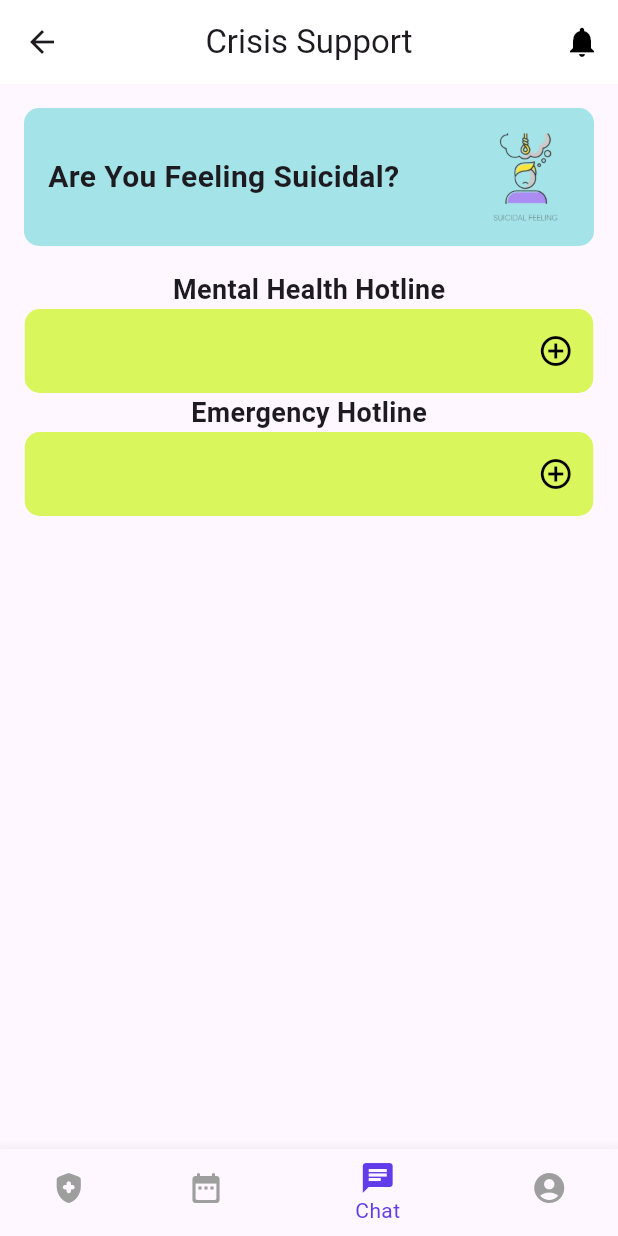
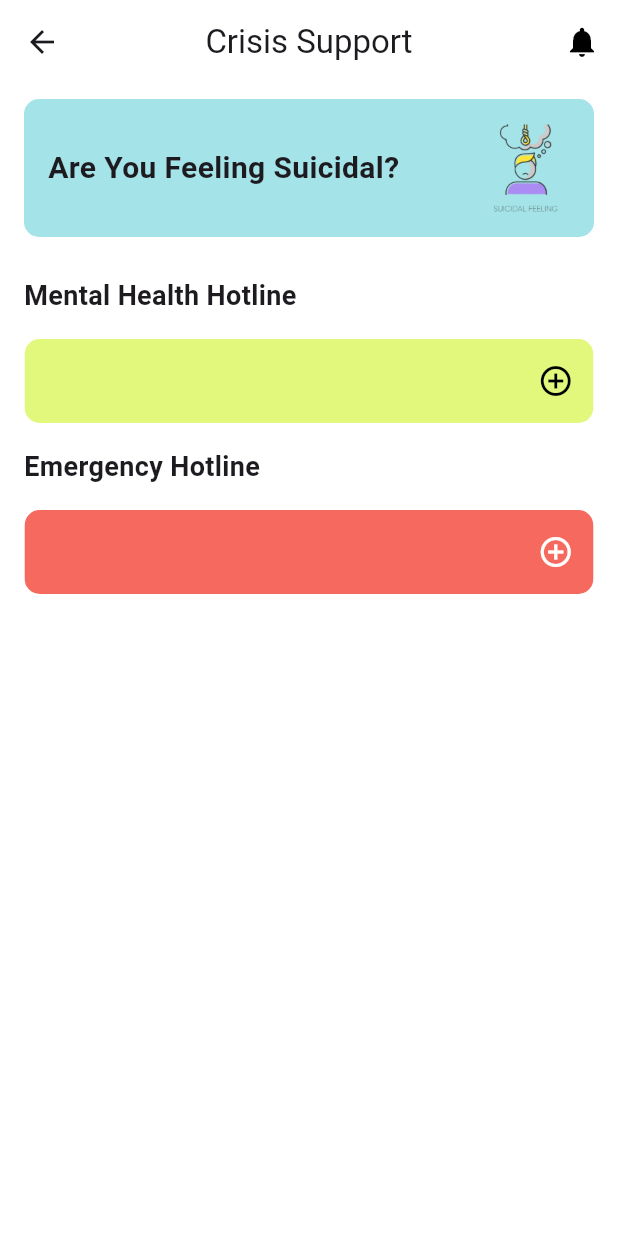
Before and after one commit to wholeGrainCat/PULSE-App, a Flutter app: the CrisisSupport screen opened directly, on a phone screen of 412 x 824 dp. Run offline on Flutter 3.47's test engine with Material 3 defaults, Android fonts, the phone set to English and light mode, and no system bars; our stand-ins replace carousel_slider, cloud_firestore, firebase_auth, firebase_core, firebase_storage, fl_chart and 7 more; missing offline and left inert: aura_box, fluentui_emoji_icon; accounts and stored records are empty.

Commit message:
admin crisis support+student dashboard update

```diff
--- a/lib/Admin/admin_dashboard.dart
+++ b/lib/Admin/admin_dashboard.dart
@@ -3,7 +3,7 @@ import 'package:student/Admin/pages/counsellor_page.dart';
 import 'package:student/Admin/appointment_screen.dart';
 import 'package:student/Admin/appointment_barchart_repository.dart';
 import 'package:student/Admin/appointment_barchart.dart';
-import 'package:student/Admin/crisis_support_viewmodel.dart';
+import 'package:student/Admin/crisis_support/crisis_support_viewmodel.dart';
 import 'package:student/Admin/pages/selfhelp_tools.dart';
 import 'package:student/components/admin_bottom_navigation.dart';
 
--- a/lib/Admin/crisis_support_viewmodel.dart
+++ b/lib/Admin/crisis_support/crisis_support_viewmodel.dart
@@ -1,6 +1,6 @@
 import 'package:flutter/material.dart';
 import 'package:cloud_firestore/cloud_firestore.dart';
-import 'package:student/Admin/crisis_support_repository.dart';
+import 'package:student/Admin/crisis_support/crisis_support_repository.dart';
 
 class CrisisSupport extends StatefulWidget {
   const CrisisSupport({super.key});
@@ -13,8 +13,6 @@ class _CrisisSupportState extends State<CrisisSupport> {
   final CrisisSupportRepository fireStoreService = CrisisSupportRepository();
   final TextEditingController nameController = TextEditingController();
   final TextEditingController numberController = TextEditingController();
-
-  int _selectedIndex = 2; // Default selected index (Crisis Support)
 
   void openNoteBox({String? docID, String? type}) {
     showDialog(
@@ -78,16 +76,10 @@ class _CrisisSupportState extends State<CrisisSupport> {
     );
   }
 
-  // Navigation Bar onTap logic
-  void _onItemTapped(int index) {
-    setState(() {
-      _selectedIndex = index;
-    });
-  }
-
   @override
   Widget build(BuildContext context) {
     return Scaffold(
+      backgroundColor: Colors.white,
       appBar: AppBar(
         title: const Text('Crisis Support'),
         centerTitle: true,
@@ -100,12 +92,11 @@ class _CrisisSupportState extends State<CrisisSupport> {
           ),
         ],
       ),
-      body: SingleChildScrollView(
-        child: Column(
+      body: ListView(
         children: [
           const Thumbnail(),
           const Padding(
-              padding: EdgeInsets.symmetric(horizontal: 16.0),
+            padding: EdgeInsets.symmetric(horizontal: 16.0, vertical: 16.0),
             child: Text(
               'Mental Health Hotline',
               textAlign: TextAlign.left,
@@ -117,14 +108,13 @@ class _CrisisSupportState extends State<CrisisSupport> {
           ),
           MentalHealthHotline(
             fireStoreService: fireStoreService,
-              onEdit: (docID) =>
-                  openNoteBox(docID: docID, type: 'mentalHealth'),
+            onEdit: (docID) => openNoteBox(docID: docID, type: 'mentalHealth'),
             onDelete: (docID) =>
                 fireStoreService.deleteMentalHealthHotline(docID),
             onAdd: () => openNoteBox(type: 'mentalHealth'),
           ),
           const Padding(
-              padding: EdgeInsets.symmetric(horizontal: 16.0),
+            padding: EdgeInsets.symmetric(horizontal: 16.0, vertical: 16.0),
             child: Text(
               'Emergency Hotline',
               style: TextStyle(
@@ -136,36 +126,14 @@ class _CrisisSupportState extends State<CrisisSupport> {
           EmergencyHotline(
             fireStoreService: fireStoreService,
             onEdit: (docID) => openNoteBox(docID: docID, type: 'emergency'),
-              onDelete: (docID) =>
-                  fireStoreService.deleteEmergencyHotline(docID),
+            onDelete: (docID) => fireStoreService.deleteEmergencyHotline(docID),
             onAdd: () => openNoteBox(type: 'emergency'),
           ),
-          ],
-        ),
-      ),
-      bottomNavigationBar: BottomNavigationBar(
-        currentIndex: _selectedIndex,
-        onTap: _onItemTapped,
-        items: const <BottomNavigationBarItem>[
-          BottomNavigationBarItem(
-            icon: Icon(Icons.health_and_safety_rounded),
-            label: 'Resources',
-          ),
-          BottomNavigationBarItem(
-            icon: Icon(Icons.date_range_rounded),
-            label: 'Appointment',
-          ),
-          BottomNavigationBarItem(
-            icon: Icon(Icons.chat),
-            label: 'Chat',
-          ),
-          BottomNavigationBarItem(
-            icon: Icon(Icons.account_circle),
-            label: 'Profile',
+          Padding(
+            padding: const EdgeInsets.only(bottom: 30.0), // Add bottom padding
+            child: SizedBox.shrink(),
           ),
         ],
-        selectedItemColor: const Color(0xFF613CEA),
-        unselectedItemColor: Colors.grey,
       ),
     );
   }
@@ -177,7 +145,7 @@ class Thumbnail extends StatelessWidget {
   @override
   Widget build(BuildContext context) {
     return Padding(
-      padding: const EdgeInsets.all(16.0),
+      padding: const EdgeInsets.symmetric(horizontal: 16.0, vertical: 10.0),
       child: Container(
         decoration: BoxDecoration(
           color: const Color(0xFFA4E3E8),
@@ -249,7 +217,7 @@ class MentalHealthHotline extends StatelessWidget {
                     SizedBox(
                       width: MediaQuery.of(context).size.width * 0.92,
                       child: ListTile(
-                        tileColor: const Color(0xFFD9F65C),
+                        tileColor: const Color(0xFFD9F65C).withOpacity(0.8),
                         shape: RoundedRectangleBorder(
                           borderRadius: BorderRadius.circular(10),
                         ),
@@ -289,13 +257,18 @@ class MentalHealthHotline extends StatelessWidget {
                         vertical: 0,
                         horizontal: 8,
                       ),
-                      title: Text(name, textAlign: TextAlign.center),
+                      title: Text(
+                        name,
+                        textAlign: TextAlign.center,
+                        style: TextStyle(fontWeight: FontWeight.bold),
+                      ),
                       subtitle: Text(
                         number, // Display hotline number in subtitle
                         textAlign: TextAlign.center,
                         style: const TextStyle(
                           fontSize: 14,
                           color: Colors.black,
+                          fontWeight: FontWeight.bold,
                         ),
                       ),
                       trailing: Row(
@@ -359,7 +332,7 @@ class EmergencyHotline extends StatelessWidget {
                     SizedBox(
                       width: MediaQuery.of(context).size.width * 0.92,
                       child: ListTile(
-                        tileColor: const Color(0xFFD9F65C),
+                        tileColor: Colors.red.withOpacity(0.8),
                         shape: RoundedRectangleBorder(
                           borderRadius: BorderRadius.circular(10),
                         ),
@@ -368,7 +341,7 @@ class EmergencyHotline extends StatelessWidget {
                           horizontal: 13,
                         ),
                         trailing: const Icon(Icons.add_circle_outline,
-                            color: Colors.black),
+                            color: Colors.white),
                         onTap: onAdd,
                       ),
                     ),
@@ -389,7 +362,7 @@ class EmergencyHotline extends StatelessWidget {
                   SizedBox(
                     width: MediaQuery.of(context).size.width * 0.92,
                     child: ListTile(
-                      tileColor: const Color(0xFFD9F65C),
+                      tileColor: Colors.red,
                       shape: RoundedRectangleBorder(
                         borderRadius: BorderRadius.circular(10),
                       ),
@@ -397,13 +370,19 @@ class EmergencyHotline extends StatelessWidget {
                         vertical: 0,
                         horizontal: 8,
                       ),
-                      title: Text(name, textAlign: TextAlign.center),
+                      title: Text(
+                        name,
+                        textAlign: TextAlign.center,
+                        style: TextStyle(
+                            color: Colors.white, fontWeight: FontWeight.bold),
+                      ),
                       subtitle: Text(
                         number,
                         textAlign: TextAlign.center,
                         style: const TextStyle(
                           fontSize: 14,
-                          color: Colors.black,
+                          color: Colors.white,
+                          fontWeight: FontWeight.bold,
                         ),
                       ),
                       trailing: Row(
@@ -411,11 +390,11 @@ class EmergencyHotline extends StatelessWidget {
                         children: [
                           IconButton(
                             onPressed: () => onEdit?.call(docID),
-                            icon: const Icon(Icons.edit, color: Colors.black),
+                            icon: const Icon(Icons.edit, color: Colors.white),
                           ),
                           IconButton(
                             onPressed: () => onDelete?.call(docID),
-                            icon: const Icon(Icons.delete, color: Colors.black),
+                            icon: const Icon(Icons.delete, color: Colors.white),
                           ),
                         ],
                       ),
```
Also changed, not shown: lib/Student/student_dashboard.dart (+61 -22 lines), lib/Admin/crisis_support/crisis_support_repository.dart (renamed from lib/Admin/crisis_support_repository.dart). Lines whose indentation alone changed are shown as unchanged.
